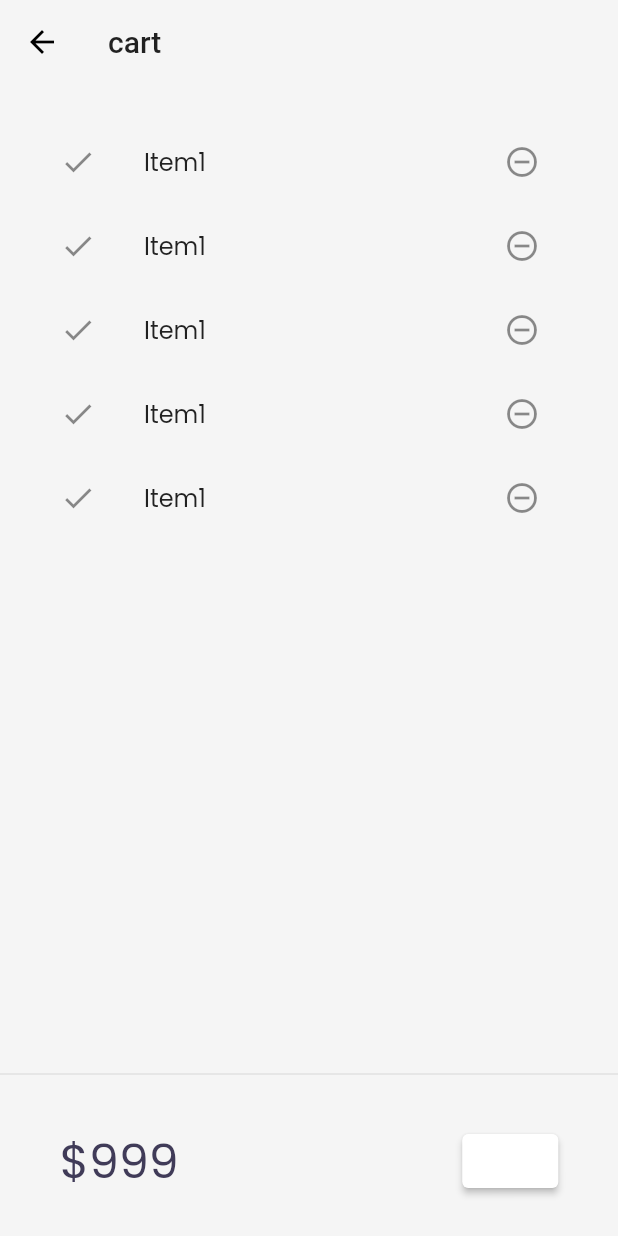
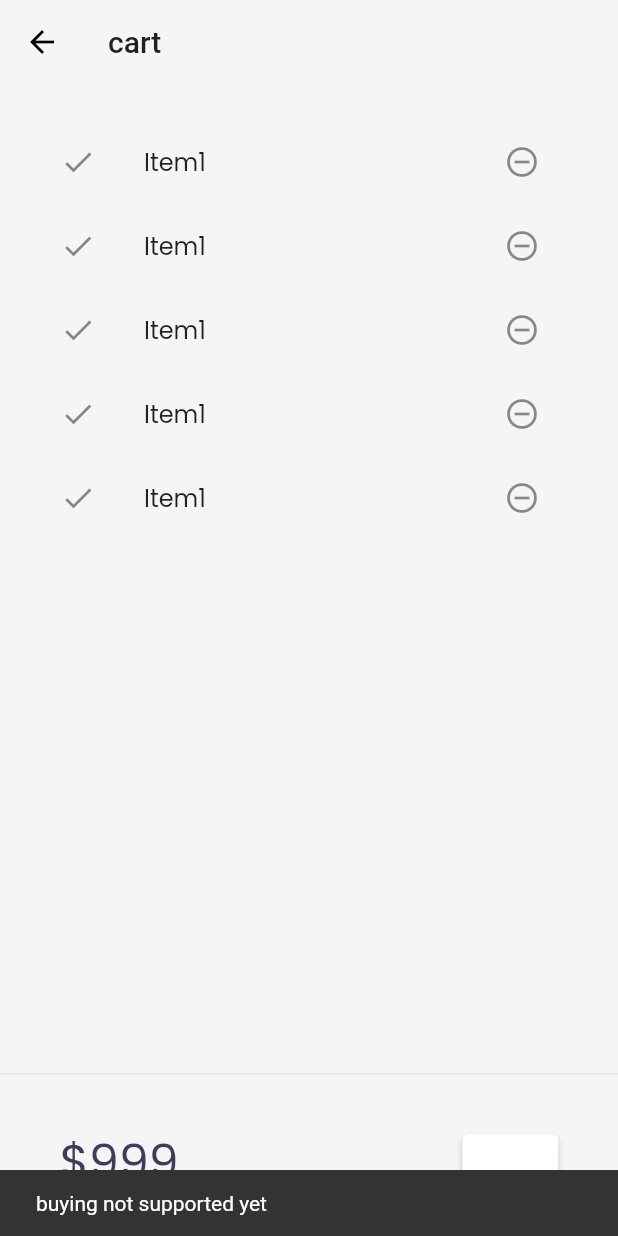
Before and after one commit to raj-jondhale/30DaysOfFlutter, a Flutter app: the CartPage screen opened by its route, after a tap on "buy", on a phone screen of 412 x 824 dp. Run offline on Flutter 3.47's test engine with Material 2 defaults, Android fonts, the phone set to English and light mode, and no system bars; our stand-ins replace google_fonts, velocity_x; network calls fail.

Commit message:
day 23 completed

```diff
--- a/lib/models/catalog.dart
+++ b/lib/models/catalog.dart
@@ -12,12 +12,12 @@ class CatalogModel {
     //         "https://encrypted-tbn0.gstatic.com/images?q=tbn:ANd9GcRISJ6msIu4AU9_M9ZnJVQVFmfuhfyJjEtbUm3ZK11_8IV9TV25-1uM5wHjiFNwKy99w0mR5Hk&usqp=CAc")
   ];
   //get item by id
-  static Item getById(int id) {
+   Item getById(int id) {
     return items.firstWhere((element) => element.id == id, orElse: null);
   }
 
   //get item by position
-  static Item getByPosition(int pos) => items[pos];
+   Item getByPosition(int pos) => items[pos];
 }
 
 class Item {
--- a/lib/pages/cart_page.dart
+++ b/lib/pages/cart_page.dart
@@ -36,7 +36,13 @@ class _cartTotal extends StatelessWidget {
           "\$999".text.xl4.color(context.accentColor).make(),
           30.widthBox,
           ElevatedButton(
-            onPressed: () {},
+            onPressed: () {
+              ScaffoldMessenger.of(context).showSnackBar(
+                SnackBar(
+                  content: "buying not supported yet".text.make(),
+                ),
+              );
+            },
             style: ButtonStyle(
                 backgroundColor:
                     MaterialStatePropertyAll(context.backgroundColor)),
--- a/lib/widgets/home_widgets/catalog_list.dart
+++ b/lib/widgets/home_widgets/catalog_list.dart
@@ -15,7 +15,7 @@ class CatalogList extends StatelessWidget {
       shrinkWrap: true,
       itemCount: CatalogModel.items.length,
       itemBuilder: (context, index) {
-        final catalog = CatalogModel.getByPosition(index);
+        final catalog = CatalogModel.items[index];
         // CatalogModel.items[index];
         return InkWell(
             onTap: () => Navigator.push(
```
Also changed, not shown: lib/models/cart.dart (added, +35 -0 lines).
